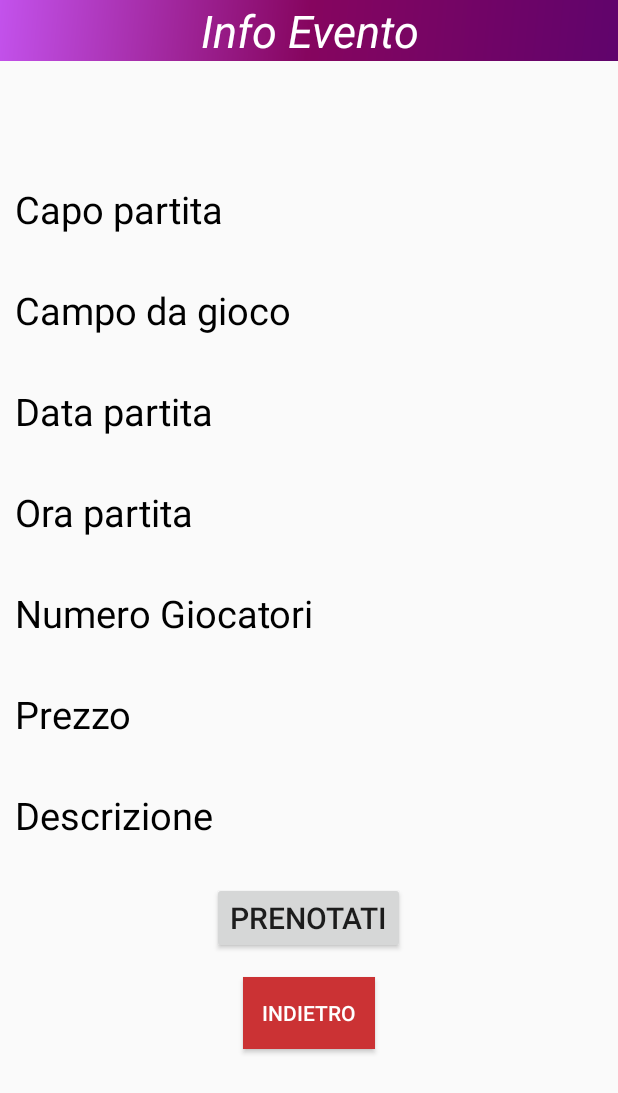
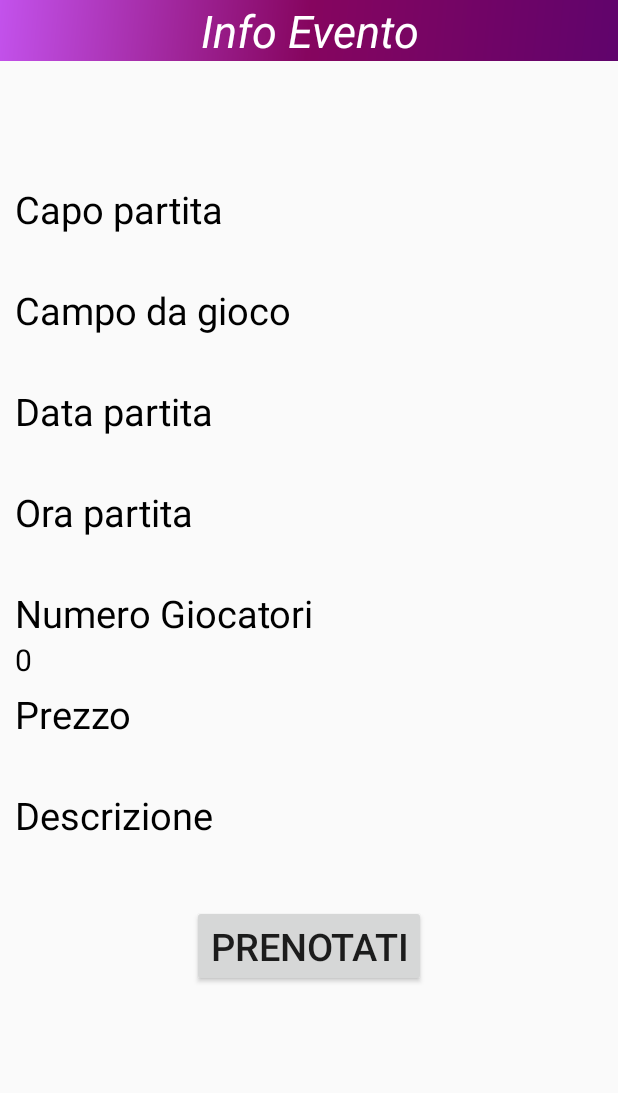
Before and after one commit to luca-ladu-95/ProjectIUM, an Android app: the Prenota_da_Partecipa_partita screen opened directly, with no data from a screen before it, on a phone screen of 412 x 824 dp. Shown: the top 1093 px of the screen. Run offline under Robolectric (Android 15) with nearby library versions, the phone set to English and light mode, and no system bars; 5 statements that could not run were skipped.

Commit message:
Aggiustato il passaggio di parametri

```diff
--- a/app/src/main/java/com/example/projectium/Prenota_da_Partecipa_partita.java
+++ b/app/src/main/java/com/example/projectium/Prenota_da_Partecipa_partita.java
@@ -14,14 +14,15 @@ import java.io.Serializable;
 
 import static com.example.projectium.Home.PERSON_DA_PASSARE_2;
 import static com.example.projectium.Login.PERSON_DA_PASSARE;
-import static com.example.projectium.Partecipa_partita.EVENTO_DA_PASSARE;
+
+import static com.example.projectium.Prenotazione.PRENOTAZIONE;
 import static com.example.projectium.Registrazione.PERSON_DA_PASSARE2;
 
 public class Prenota_da_Partecipa_partita extends AppCompatActivity {
 
     Persona persona;
     Prenotazione prenotazione;
-    TextView nomeEvento, data, nomeCreatore, ora, numeroGiocatori, prezzo, descrizione ;
+    TextView nomeEvento, data, nomeCreatore, ora, numeroGiocatori, prezzo, descrizione,campo ;
     Button prenotati,home;
 
     @Override
@@ -40,19 +41,22 @@ public class Prenota_da_Partecipa_partita extends AppCompatActivity {
         descrizione=findViewById(R.id.prenota_partita_descrizione);
         prenotati=findViewById(R.id.button_prenota_partita);
         home=findViewById(R.id.button_return_prenota_partita);
+        campo = findViewById(R.id.prenota_partita_nome_campo);
 
 
 
 
 
 
-        Bundle bundle = getIntent().getBundleExtra("KEY_BUNDLE_VALUE");
 
 
-        Serializable obj = bundle.getSerializable(PERSON_DA_PASSARE_2);
+        Intent intent = getIntent();
 
 
-        Serializable obj2 = bundle.getSerializable(EVENTO_DA_PASSARE);
+        Serializable obj = intent.getSerializableExtra(PERSON_DA_PASSARE_2);
+
+
+        Serializable obj2 = intent.getSerializableExtra(PRENOTAZIONE);
 
 
         if (obj instanceof Persona) {
@@ -62,18 +66,21 @@ public class Prenota_da_Partecipa_partita extends AppCompatActivity {
         }
 
         if (obj2 instanceof Prenotazione) {
-            prenotazione = (Prenotazione) obj;
+            prenotazione = (Prenotazione) obj2;
         } else {
             prenotazione = new Prenotazione();
         }
+
+        Integer numG = prenotazione.getNum_giocatori();
 
         nomeEvento.setText(prenotazione.getNome_evento());
         data.setText(prenotazione.getData_evento());
         nomeCreatore.setText(prenotazione.getCreatore().getNome());
         ora.setText(prenotazione.getOra_evento());
-        numeroGiocatori.setText(prenotazione.getNum_giocatori());
+        numeroGiocatori.setText(numG.toString());
         prezzo.setText(prenotazione.getCampo().getPrezzo_a_persona());
         descrizione.setText(prenotazione.getDescrizione());
+        campo.setText(prenotazione.getCampo().getNome());
 
         String message = "Sei sicuro di voler prenotare in data " + prenotazione.getData_evento() + (" per" +
                 "le ore "+prenotazione.getOra_evento()+" la partita: "+prenotazione.getNome_evento()+"?");
--- a/app/src/main/java/com/example/projectium/Prenotazione.java
+++ b/app/src/main/java/com/example/projectium/Prenotazione.java
@@ -3,9 +3,14 @@ package com.example.projectium;
 
 import androidx.annotation.Nullable;
 
+
+
 import java.io.Serializable;
 
 public class Prenotazione implements Serializable {
+
+    public static final String PRENOTAZIONE = "package com.example.projectium.Prenotazione";
+
     private CampoDaCalcio campo;
     private Persona creatore;
     private String nome_evento;
--- a/app/src/main/res/layout/activity_prenota_da__partecipa_partita.xml
+++ b/app/src/main/res/layout/activity_prenota_da__partecipa_partita.xml
@@ -23,7 +23,11 @@
             android:background="@drawable/side_nav_bar"
             android:textAlignment="center"
             android:textStyle="italic"
-            android:textSize="30dp" />
+            android:textSize="30dp"
+
+
+
+            />
 
         <ScrollView
             android:layout_width="match_parent"
@@ -65,6 +69,7 @@
                     android:id="@+id/prenota_partita_nome_capo"
                     android:layout_width="match_parent"
                     android:layout_height="wrap_content"
+                    android:textColor="@color/nero"
                     android:textSize="20dp" />
 
                 <Space
@@ -187,26 +192,23 @@
                     android:orientation="vertical">
 
 
+                    <Space
+                        android:layout_width="match_parent"
+                        android:layout_height="15dp" />
+
                     <Button
                         android:id="@+id/button_prenota_partita"
                         android:layout_width="wrap_content"
                         android:layout_height="wrap_content"
                         android:layout_gravity="center"
-                        android:textSize="20dp"
-                        android:text="Prenotati" />
+                        android:text="Prenotati"
+                        android:textSize="25dp" />
 
                     <Space
                         android:layout_width="match_parent"
                         android:layout_height="15dp" />
 
-                    <Button
-                        android:id="@+id/button_return_prenota_partita"
-                        android:layout_width="wrap_content"
-                        android:layout_height="wrap_content"
-                        android:layout_gravity="center"
-                        android:text="Indietro"
-                        android:textColor="@color/bianco"
-                        android:background="@color/rosso"/>
+
                 </LinearLayout>
             </LinearLayout>
         </ScrollView>
```
Also changed, not shown: app/src/main/java/com/example/projectium/Partecipa_partita.java (+26 -9 lines), app/src/main/res/layout/activity_partecipa_partita.xml (+14 -0 lines).
